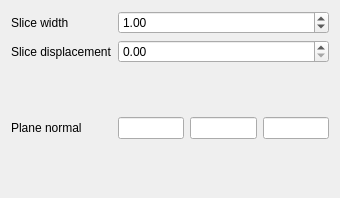
Qt form Plugins/EnsembleSurfaceSlicing/pqEnsembleSurfaceSlicingDecorator.ui (MADAI/MADAIWorkbench) before a commit.
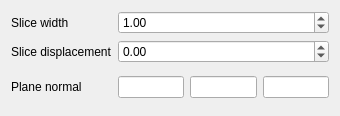
The same form after that commit.

Commit message:
Adjusted size and spacing of widgets
Also, now allows negative values for the slice displacement.

Patch:
```diff
--- a/Plugins/EnsembleSurfaceSlicing/pqEnsembleSurfaceSlicingDecorator.ui
+++ b/Plugins/EnsembleSurfaceSlicing/pqEnsembleSurfaceSlicingDecorator.ui
@@ -7,7 +7,7 @@
     <x>0</x>
     <y>0</y>
     <width>340</width>
-    <height>198</height>
+    <height>116</height>
    </rect>
   </property>
   <property name="windowTitle">
@@ -16,6 +16,9 @@
   <layout class="QGridLayout" name="gridLayout">
    <item row="2" column="1">
     <widget class="QDoubleSpinBox" name="SliceDisplacementEdit">
+     <property name="minimum">
+      <double>-10000.000000000000000</double>
+     </property>
      <property name="maximum">
       <double>10000.000000000000000</double>
      </property>
@@ -67,10 +70,7 @@
       <property name="spacing">
        <number>-1</number>
       </property>
-      <property name="leftMargin">
-       <number>0</number>
-      </property>
-      <property name="rightMargin">
+      <property name="margin">
        <number>0</number>
       </property>
       <item>
```
